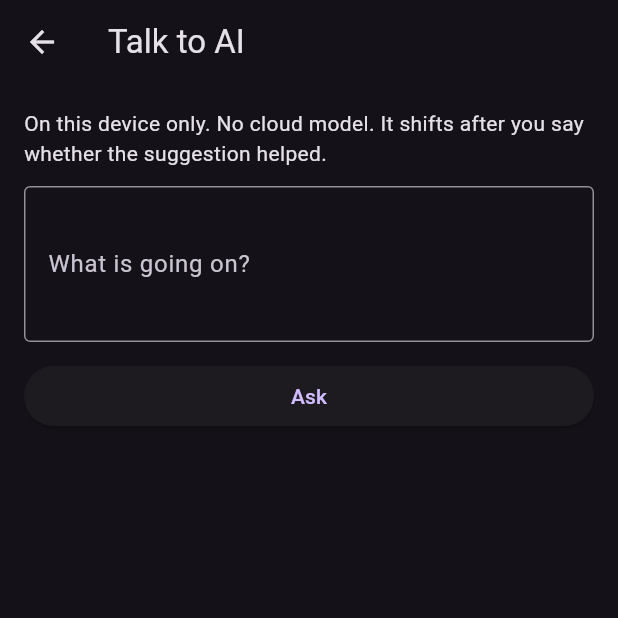
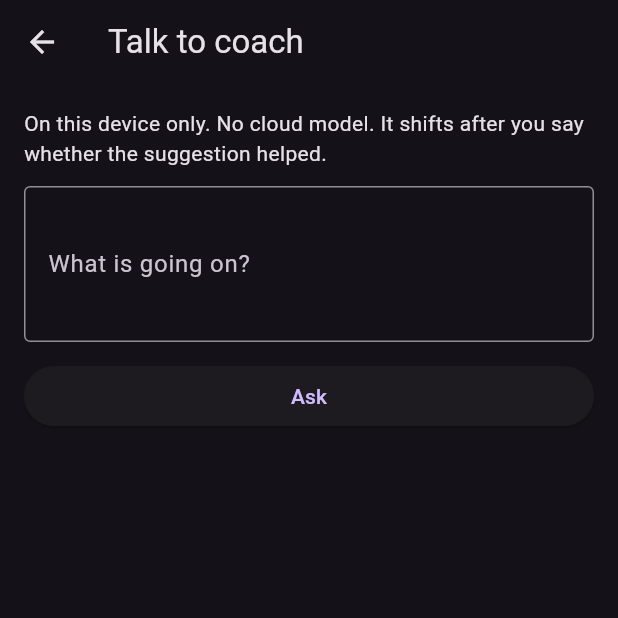
Before and after one commit to oreon/healthyme, a Flutter app: the TalkToAIScreen screen opened directly, on a phone screen of 412 x 824 dp, the top half of it. Run offline on Flutter 3.47's test engine with Material 3 defaults, Android fonts, the phone set to English and light mode, and no system bars; our stand-ins replace audioplayers, flutter_local_notifications, flutter_native_timezone, shared_preferences, sqflite, timezone and 1 more; missing offline and left inert: workmanager; accounts and stored records are empty.

Commit message:
Rename Talk to AI to Talk to coach

```diff
--- a/lib/app_drawer.dart
+++ b/lib/app_drawer.dart
@@ -42,7 +42,7 @@ class AppDrawer extends StatelessWidget {
           ),
           ListTile(
             leading: Icon(Icons.chat),
-            title: Text('Talk to AI'),
+            title: Text('Talk to coach'),
             onTap: () {
               Navigator.pop(context); // Close the drawer
               Navigator.push(
--- a/lib/talk_to_ai_screen.dart
+++ b/lib/talk_to_ai_screen.dart
@@ -45,7 +45,7 @@ class _TalkToAIScreenState extends State<TalkToAIScreen> {
   @override
   Widget build(BuildContext context) {
     return Scaffold(
-      appBar: AppBar(title: const Text('Talk to AI')),
+      appBar: AppBar(title: const Text('Talk to coach')),
       body: Padding(
         padding: const EdgeInsets.all(16),
         child: Column(
```
